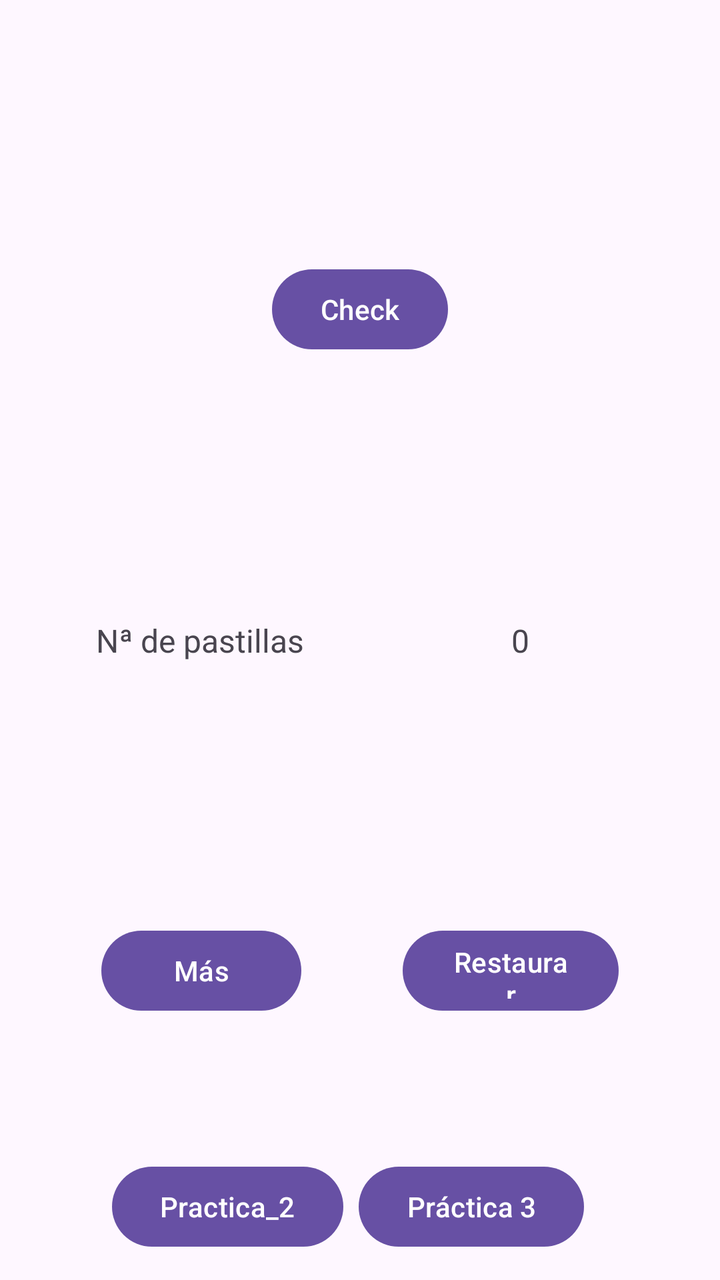
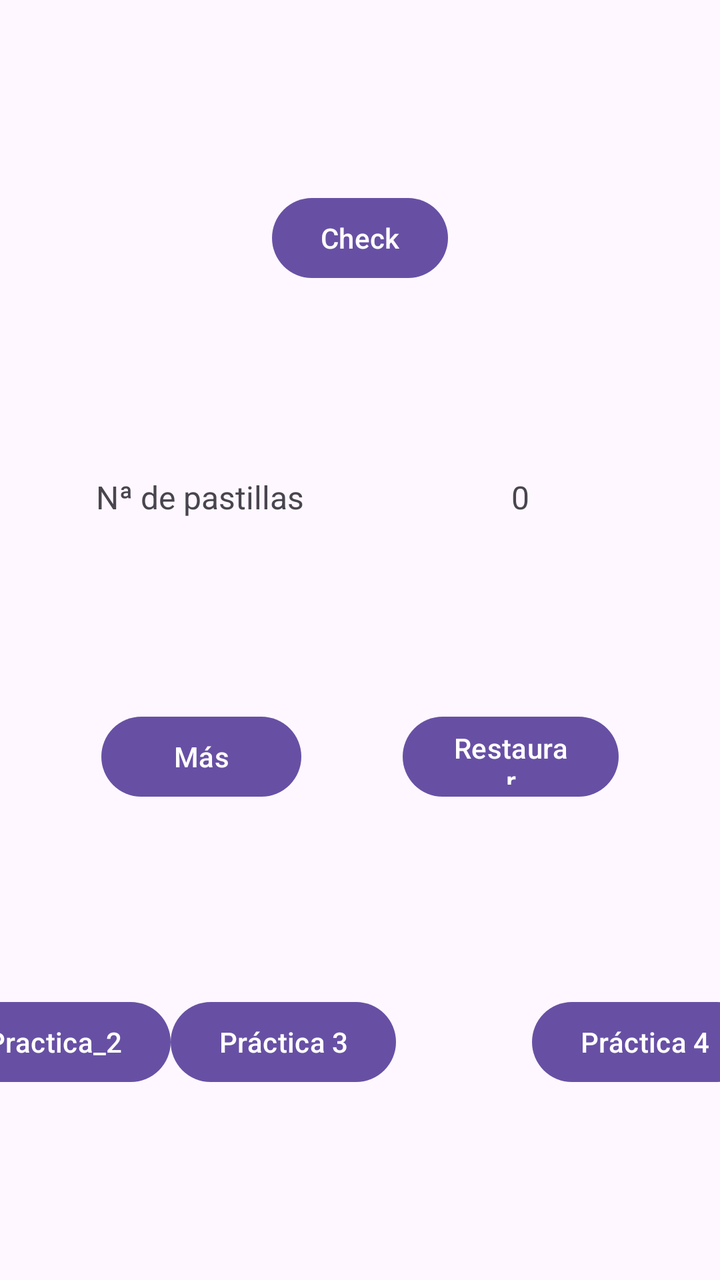

Screens rendered from an Android XML layout before and after an edit, with the pre-edit source and the edit as a unified diff.
<!-- AndroidManifest.xml: application theme Theme.ElPastillero -->
<!-- res/layout/activity_main.xml -->
<?xml version="1.0" encoding="utf-8"?>
<androidx.constraintlayout.widget.ConstraintLayout xmlns:android="http://schemas.android.com/apk/res/android"
    xmlns:app="http://schemas.android.com/apk/res-auto"
    xmlns:tools="http://schemas.android.com/tools"
    android:id="@+id/btnch"
    android:layout_width="match_parent"
    android:layout_height="match_parent"
    tools:context=".MainActivity">

    <Button
        android:id="@+id/btnCheck"
        android:layout_width="wrap_content"
        android:layout_height="wrap_content"
        android:text="@string/check"
        app:layout_constraintBottom_toTopOf="@+id/textView1"
        app:layout_constraintEnd_toEndOf="parent"
        app:layout_constraintHorizontal_bias="0.5"
        app:layout_constraintStart_toStartOf="parent"
        app:layout_constraintTop_toTopOf="parent"
        app:layout_constraintVertical_bias="0.45" />

    <TextView
        android:id="@+id/textView1"
        android:layout_width="120dp"
        android:layout_height="wrap_content"
        android:gravity="center"
        android:text="@string/n_de_pastillas"
        android:textSize="16sp"
        app:layout_constraintBottom_toTopOf="@+id/incre"
        app:layout_constraintEnd_toStartOf="@+id/contador"
        app:layout_constraintStart_toStartOf="parent"
        app:layout_constraintTop_toBottomOf="@+id/btnCheck"
        tools:ignore="TextSizeCheck" />

    <TextView
        android:id="@+id/contador"
        android:layout_width="120dp"
        android:layout_height="wrap_content"
        android:gravity="center"
        android:text="@string/_0"
        android:textSize="16sp"
        app:layout_constraintBottom_toBottomOf="@+id/textView1"
        app:layout_constraintEnd_toEndOf="parent"
        app:layout_constraintStart_toEndOf="@+id/textView1"
        app:layout_constraintTop_toTopOf="@+id/textView1" />

    <Button
        android:id="@+id/incre"
        android:layout_width="100dp"
        android:layout_height="wrap_content"
        android:text="@string/m_s"
        app:layout_constraintBottom_toBottomOf="parent"
        app:layout_constraintEnd_toStartOf="@+id/reset"
        app:layout_constraintStart_toStartOf="parent"
        app:layout_constraintTop_toBottomOf="@+id/textView1"
        app:layout_constraintVertical_bias="0.45" />

    <Button
        android:id="@+id/reset"
        android:layout_width="108dp"
        android:layout_height="48dp"
        android:text="@string/restaurar"
        app:layout_constraintBottom_toBottomOf="@+id/incre"
        app:layout_constraintEnd_toEndOf="parent"
        app:layout_constraintStart_toEndOf="@+id/incre"
        app:layout_constraintTop_toTopOf="@+id/incre"
        tools:ignore="TextSizeCheck" />

    <Button
        android:id="@+id/pratica2"
        android:layout_width="wrap_content"
        android:layout_height="wrap_content"
        android:layout_marginStart="56dp"
        android:text="@string/Segunda_practica"
        app:layout_constraintBottom_toBottomOf="parent"
        app:layout_constraintEnd_toStartOf="@+id/btnPractica3"
        app:layout_constraintHorizontal_bias="0.012"
        app:layout_constraintStart_toStartOf="parent"
        app:layout_constraintTop_toBottomOf="@+id/incre"
        app:layout_constraintVertical_bias="0.847" />

    <Button
        android:id="@+id/btnPractica3"
        android:layout_width="wrap_content"
        android:layout_height="wrap_content"
        android:layout_marginEnd="68dp"
        android:text="Práctica 3"
        app:layout_constraintBottom_toBottomOf="@+id/pratica2"
        app:layout_constraintEnd_toEndOf="parent"
        app:layout_constraintTop_toTopOf="@+id/pratica2"
        app:layout_constraintVertical_bias="0.0" />

</androidx.constraintlayout.widget.ConstraintLayout>
<!-- resources referenced by this layout -->
<resources>
  <string name="Segunda_practica">Practica_2</string>
  <string name="_0">0</string>
  <string name="check">Check</string>
  <string name="m_s">Más</string>
  <string name="n_de_pastillas">Nª de pastillas</string>
  <string name="restaurar">Restaurar</string>
  <style name="Theme.ElPastillero" parent="Base.Theme.ElPastillero" />
  <style name="Base.Theme.ElPastillero" parent="Theme.Material3.DayNight.NoActionBar">
          
          
      </style>
</resources>

<!-- the commit's change to res/layout/activity_main.xml (unified diff, before → after) -->
@@ -12,25 +12,22 @@
         android:layout_width="wrap_content"
         android:layout_height="wrap_content"
         android:text="@string/check"
-        app:layout_constraintBottom_toTopOf="@+id/textView1"
+        app:layout_constraintTop_toTopOf="parent"
+        app:layout_constraintBottom_toTopOf="@id/lbn_pastillas"
+        app:layout_constraintStart_toStartOf="parent"
         app:layout_constraintEnd_toEndOf="parent"
-        app:layout_constraintHorizontal_bias="0.5"
-        app:layout_constraintStart_toStartOf="parent"
-        app:layout_constraintTop_toTopOf="parent"
-        app:layout_constraintVertical_bias="0.45" />
-
+        />
     <TextView
-        android:id="@+id/textView1"
+        android:id="@+id/lbn_pastillas"
         android:layout_width="120dp"
         android:layout_height="wrap_content"
         android:gravity="center"
         android:text="@string/n_de_pastillas"
         android:textSize="16sp"
-        app:layout_constraintBottom_toTopOf="@+id/incre"
-        app:layout_constraintEnd_toStartOf="@+id/contador"
+        app:layout_constraintTop_toBottomOf="@id/btnCheck"
+        app:layout_constraintBottom_toTopOf="@id/incre"
         app:layout_constraintStart_toStartOf="parent"
-        app:layout_constraintTop_toBottomOf="@+id/btnCheck"
-        tools:ignore="TextSizeCheck" />
+        app:layout_constraintEnd_toStartOf="@id/contador"/>
 
     <TextView
         android:id="@+id/contador"
@@ -39,32 +36,33 @@
         android:gravity="center"
         android:text="@string/_0"
         android:textSize="16sp"
-        app:layout_constraintBottom_toBottomOf="@+id/textView1"
+        app:layout_constraintTop_toBottomOf="@id/btnCheck"
+        app:layout_constraintBottom_toTopOf="@id/incre"
+        app:layout_constraintStart_toEndOf="@id/lbn_pastillas"
         app:layout_constraintEnd_toEndOf="parent"
-        app:layout_constraintStart_toEndOf="@+id/textView1"
-        app:layout_constraintTop_toTopOf="@+id/textView1" />
+        />
 
     <Button
         android:id="@+id/incre"
         android:layout_width="100dp"
         android:layout_height="wrap_content"
         android:text="@string/m_s"
-        app:layout_constraintBottom_toBottomOf="parent"
-        app:layout_constraintEnd_toStartOf="@+id/reset"
+        app:layout_constraintTop_toBottomOf="@id/lbn_pastillas"
+        app:layout_constraintBottom_toTopOf="@id/pratica2"
         app:layout_constraintStart_toStartOf="parent"
-        app:layout_constraintTop_toBottomOf="@+id/textView1"
-        app:layout_constraintVertical_bias="0.45" />
+        app:layout_constraintEnd_toStartOf="@id/reset"
+        />
 
     <Button
         android:id="@+id/reset"
         android:layout_width="108dp"
         android:layout_height="48dp"
         android:text="@string/restaurar"
-        app:layout_constraintBottom_toBottomOf="@+id/incre"
+        app:layout_constraintTop_toBottomOf="@id/lbn_pastillas"
+        app:layout_constraintBottom_toTopOf="@id/pratica2"
+        app:layout_constraintStart_toEndOf="@id/incre"
         app:layout_constraintEnd_toEndOf="parent"
-        app:layout_constraintStart_toEndOf="@+id/incre"
-        app:layout_constraintTop_toTopOf="@+id/incre"
-        tools:ignore="TextSizeCheck" />
+        />
 
     <Button
         android:id="@+id/pratica2"
@@ -72,12 +70,11 @@
         android:layout_height="wrap_content"
         android:layout_marginStart="56dp"
         android:text="@string/Segunda_practica"
+        app:layout_constraintTop_toBottomOf="@id/incre"
         app:layout_constraintBottom_toBottomOf="parent"
-        app:layout_constraintEnd_toStartOf="@+id/btnPractica3"
-        app:layout_constraintHorizontal_bias="0.012"
         app:layout_constraintStart_toStartOf="parent"
-        app:layout_constraintTop_toBottomOf="@+id/incre"
-        app:layout_constraintVertical_bias="0.847" />
+        app:layout_constraintEnd_toStartOf="@id/btnPractica3"
+        />
 
     <Button
         android:id="@+id/btnPractica3"
@@ -85,9 +82,22 @@
         android:layout_height="wrap_content"
         android:layout_marginEnd="68dp"
         android:text="Práctica 3"
-        app:layout_constraintBottom_toBottomOf="@+id/pratica2"
+        app:layout_constraintEnd_toStartOf="@id/btnPractica4"
+        app:layout_constraintTop_toBottomOf="@id/incre"
+        app:layout_constraintBottom_toBottomOf="parent"
+        app:layout_constraintStart_toEndOf="@id/pratica2"
+   />
+
+    <Button
+        android:id="@+id/btnPractica4"
+        android:layout_width="wrap_content"
+        android:layout_height="wrap_content"
+        android:layout_marginEnd="68dp"
+        android:text="Práctica 4"
+        app:layout_constraintBottom_toBottomOf="parent"
         app:layout_constraintEnd_toEndOf="parent"
-        app:layout_constraintTop_toTopOf="@+id/pratica2"
-        app:layout_constraintVertical_bias="0.0" />
+        app:layout_constraintStart_toEndOf="@id/btnPractica3"
+        app:layout_constraintTop_toBottomOf="@id/reset" />
+
 
 </androidx.constraintlayout.widget.ConstraintLayout>
